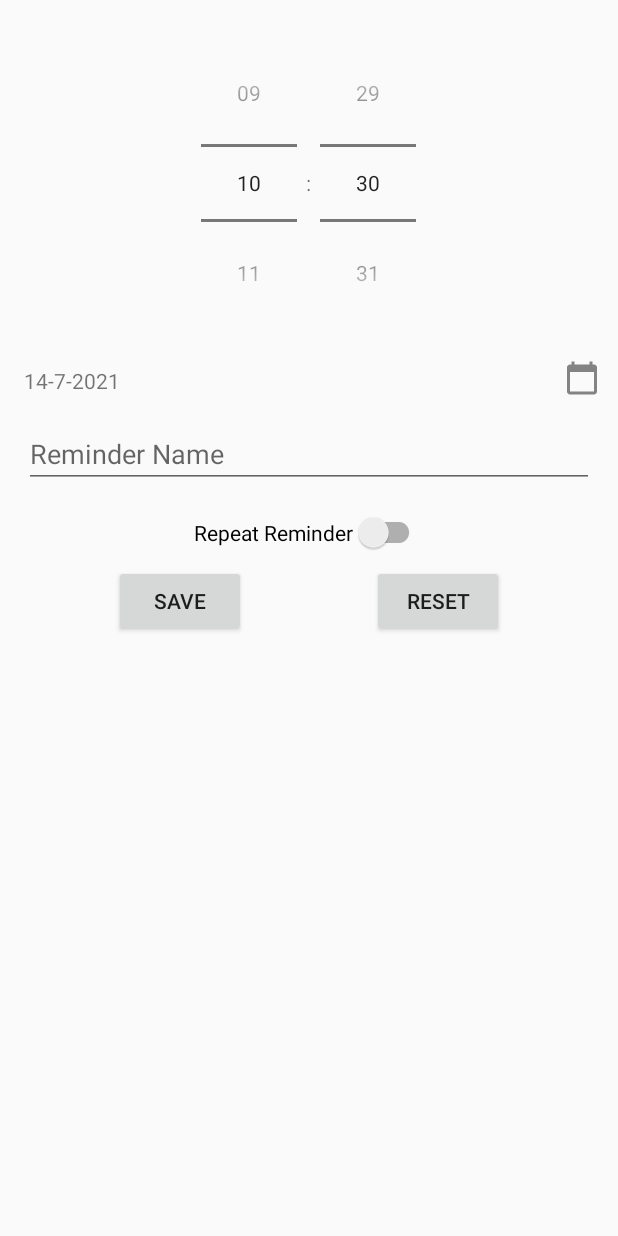
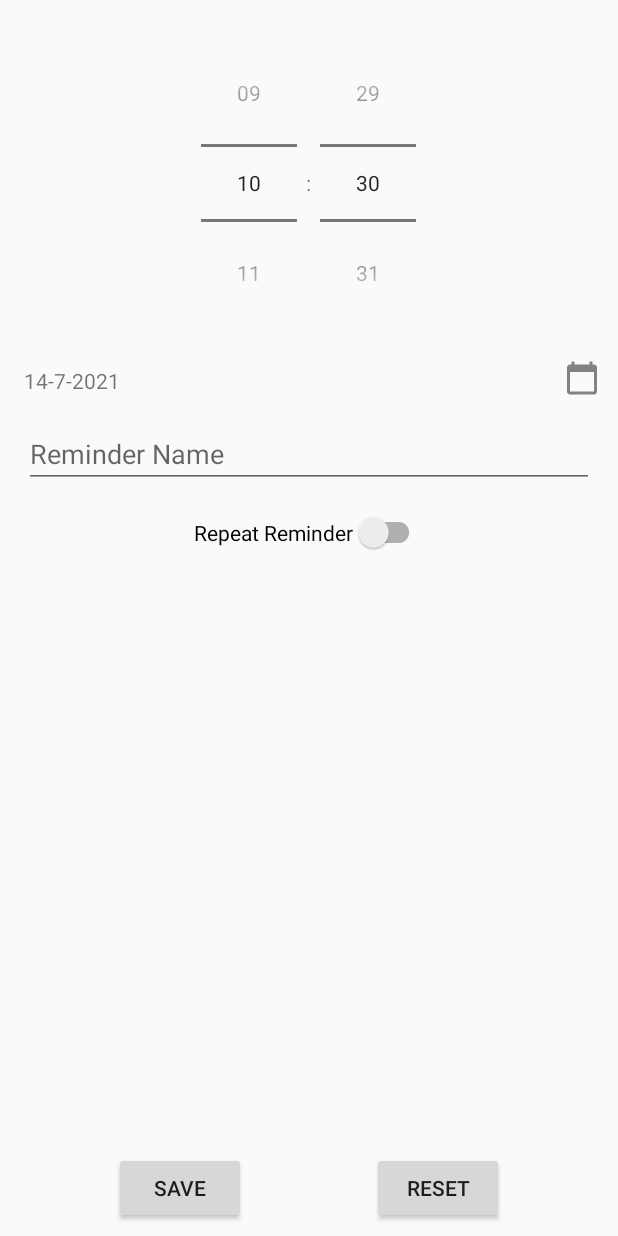
Before and after one commit to anshuldante/my-reminder-app, an Android app: the screen it shows after launch (AddReminderActivity), after a tap on "Add Reminder", on a phone screen of 412 x 824 dp. Run offline under Robolectric (Android 15) with nearby library versions, the phone set to English and light mode, and no system bars; our stand-ins replace Dagger/Hilt's generated code, Room's generated code, RxJava.

Commit message:
icon name and minor fixes

```diff
--- a/app/src/main/java/com/ava/myreminderapp/AddReminderActivity.java
+++ b/app/src/main/java/com/ava/myreminderapp/AddReminderActivity.java
@@ -13,6 +13,7 @@ import android.widget.ImageView;
 import android.widget.Spinner;
 import android.widget.TextView;
 import android.widget.TimePicker;
+import android.widget.Toast;
 
 import androidx.appcompat.app.AppCompatActivity;
 import androidx.appcompat.widget.SwitchCompat;
@@ -25,10 +26,13 @@ import com.ava.myreminderapp.listener.ReminderNameChangedListener;
 import com.ava.myreminderapp.model.ReminderModel;
 
 import java.util.Calendar;
+import java.util.concurrent.ExecutorService;
 
 import javax.inject.Inject;
+import javax.inject.Named;
 
 import dagger.hilt.android.AndroidEntryPoint;
+import io.reactivex.Scheduler;
 
 import static java.util.Calendar.DATE;
 import static java.util.Calendar.HOUR;
@@ -40,8 +44,10 @@ import static java.util.Calendar.YEAR;
 @AndroidEntryPoint
 public class AddReminderActivity extends AppCompatActivity {
 
+
+    // UI Components
     private ConstraintLayout recurrenceDetailsCl;
-    private ReminderModel referenceReminderDetails;
+    private ReminderModel referenceReminderModel;
     private ArrayAdapter<CharSequence> spinnerAdapter;
     private ReminderModel reminderModel;
     private Spinner recurrenceTypeSpinner;
@@ -56,6 +62,14 @@ public class AddReminderActivity extends AppCompatActivity {
     private Button saveButton;
     private Button editButton;
 
+    private final Calendar currentTime = Calendar.getInstance();
+
+    @Inject
+    @Named("reminderDaoExecutor")
+    ExecutorService reminderDaoExecutor;
+    @Inject
+    @Named("reminderDaoScheduler")
+    Scheduler reminderDaoScheduler;
     @Inject
     ReminderDao reminderDao;
 
@@ -64,8 +78,8 @@ public class AddReminderActivity extends AppCompatActivity {
         super.onCreate(savedInstanceState);
         setContentView(R.layout.activity_add_reminder);
 
-        referenceReminderDetails = new ReminderModel();
-        reminderModel = new ReminderModel(referenceReminderDetails);
+        referenceReminderModel = new ReminderModel();
+        reminderModel = new ReminderModel(referenceReminderModel);
 
         initComponentMappings();
         initPrimaryComponents();
@@ -121,22 +135,30 @@ public class AddReminderActivity extends AppCompatActivity {
     private void initStartDateComponents() {
         initStartDateView();
         Calendar startDateTime = reminderModel.getStartDateTime();
-        startDateImageView.setOnClickListener(view -> attachDatePickerDialog(startDateTime, this::initStartDateView));
+        startDateImageView.setOnClickListener(view -> attachDatePickerDialog(startDateTime, this::initStartDateView, true));
     }
 
-    private void attachDatePickerDialog(Calendar dateTime, Runnable runnable) {
+    private void attachDatePickerDialog(Calendar dateTime, Runnable runnable, boolean isStartDate) {
         DatePickerDialog dpd = new DatePickerDialog(this, (view, year, month, dayOfMonth) ->
-                dateSetListener(view, runnable, dateTime), dateTime.get(YEAR), dateTime.get(MONTH), dateTime.get(DATE));
+                dateSetListener(view, runnable, dateTime, isStartDate), dateTime.get(YEAR), dateTime.get(MONTH), dateTime.get(DATE));
         dpd.show();
     }
 
-    private void dateSetListener(DatePicker view, Runnable runnable, Calendar dateTime) {
+    private void dateSetListener(DatePicker view, Runnable runnable, Calendar dateTime, boolean isStartDate) {
         Log.i("View to Date: ", view.getDayOfMonth() + "/" + (view.getMonth() + 1) + "/" + view.getYear());
 
-        dateTime.set(YEAR, view.getYear());
-        dateTime.set(MONTH, view.getMonth());
-        dateTime.set(DATE, view.getDayOfMonth());
-        runnable.run();
+        currentTime.setTimeInMillis(System.currentTimeMillis());
+
+        if (isStartDate && dateTime.before(currentTime)) {
+            Toast.makeText(this, "Can't setup alarms for a time in the past!", Toast.LENGTH_LONG).show();
+        } else if (!isStartDate && dateTime.before(reminderModel.getStartDateTime())) {
+            Toast.makeText(this, "Recurrence date can't be before alarm start date!", Toast.LENGTH_LONG).show();
+        } else {
+            dateTime.set(YEAR, view.getYear());
+            dateTime.set(MONTH, view.getMonth());
+            dateTime.set(DATE, view.getDayOfMonth());
+            runnable.run();
+        }
     }
 
     private void initReminderNameComponents() {
@@ -156,18 +178,26 @@ public class AddReminderActivity extends AppCompatActivity {
     }
 
     private void initSaveButton() {
-        saveButton.setOnClickListener(this::onSaveButtonClickListener);
+        saveButton.setOnClickListener(this::saveButtonClickListener);
     }
 
     private void initResetButton() {
-        editButton.setOnClickListener(this::onResetButtonClickListener);
+        editButton.setOnClickListener(this::resetButtonClickListener);
     }
 
-    private void onSaveButtonClickListener(View v) {
-        Log.i("Saving Reminder: ", reminderModel.toString());
+    private void saveButtonClickListener(View v) {
+        reminderDaoExecutor.submit(() -> {
+            try {
+                reminderDao.add(reminderModel);
+                Log.i("Reminders: ", "Added reminder: " + reminderModel);
+                finish();
+            } catch (Exception e) {
+                Log.e("Reminders: ", "Exception while adding reminder: " + reminderModel, e);
+            }
+        });
     }
 
-    private void onResetButtonClickListener(View v) {
+    private void resetButtonClickListener(View v) {
         Log.i("Resetting Reminder from: ", reminderModel.toString());
         resetToInitialValues();
         Log.i("Reset Reminder to: ", reminderModel.toString());
@@ -188,7 +218,7 @@ public class AddReminderActivity extends AppCompatActivity {
         initEndDateView();
         ImageView endDateImageView = findViewById(R.id.ara_iv_end_calendar);
         endDateImageView.setOnClickListener(
-                view -> attachDatePickerDialog(reminderModel.getEndDateTime(), this::initEndDateView));
+                view -> attachDatePickerDialog(reminderModel.getEndDateTime(), this::initEndDateView, false));
     }
 
     private void initEndTimeComponents() {
@@ -209,8 +239,16 @@ public class AddReminderActivity extends AppCompatActivity {
     private void timeSetListener(TimePicker view, Calendar dateTime, Runnable runnable) {
         Log.i("View to Time: ", dateTime.get(HOUR) + ":" + dateTime.get(MINUTE));
 
-        dateTime.set(HOUR_OF_DAY, view.getHour());
-        dateTime.set(MINUTE, view.getMinute());
+        currentTime.setTimeInMillis(System.currentTimeMillis());
+        int hour = view.getHour();
+        int minute = view.getMinute();
+
+        if (dateTime.before(currentTime)) {
+            dateTime.set(DATE, dateTime.get(DATE) + 1);
+        }
+
+        dateTime.set(HOUR_OF_DAY, hour);
+        dateTime.set(MINUTE, minute);
         runnable.run();
     }
 
@@ -262,7 +300,7 @@ public class AddReminderActivity extends AppCompatActivity {
     }
 
     private void resetToInitialValues() {
-        reminderModel = new ReminderModel(referenceReminderDetails);
+        reminderModel = new ReminderModel(referenceReminderModel);
         initStartTimeView();
         initStartDateView();
         initReminderNameView();
--- a/app/src/main/java/com/ava/myreminderapp/MainActivity.java
+++ b/app/src/main/java/com/ava/myreminderapp/MainActivity.java
@@ -2,6 +2,7 @@ package com.ava.myreminderapp;
 
 import android.content.Intent;
 import android.os.Bundle;
+import android.util.Log;
 import android.view.View;
 import android.widget.TextView;
 
@@ -10,21 +11,36 @@ import androidx.recyclerview.widget.RecyclerView;
 
 import com.ava.myreminderapp.adapter.ReminderItemAdapter;
 import com.ava.myreminderapp.data.ReminderDao;
-import com.ava.myreminderapp.data.SampleReminders;
+import com.ava.myreminderapp.model.ReminderModel;
 import com.google.android.material.floatingactionbutton.FloatingActionButton;
 
+import java.util.ArrayList;
+import java.util.List;
+import java.util.concurrent.ExecutorService;
+
 import javax.inject.Inject;
+import javax.inject.Named;
 
 import dagger.hilt.android.AndroidEntryPoint;
+import io.reactivex.Scheduler;
+import io.reactivex.disposables.CompositeDisposable;
+import io.reactivex.disposables.Disposable;
 
 @AndroidEntryPoint
 public class MainActivity extends AppCompatActivity {
 
+    private final CompositeDisposable compositeDisposable = new CompositeDisposable();
+    private final List<ReminderModel> reminderList = new ArrayList<>();
     private ReminderItemAdapter reminderItemAdapter;
-    private FloatingActionButton addReminderButton;
     private RecyclerView reminderRecyclerView;
     private TextView emptyReminderList;
 
+    @Inject
+    @Named("reminderDaoExecutor")
+    ExecutorService reminderDaoExecutor;
+    @Inject
+    @Named("reminderDaoScheduler")
+    Scheduler reminderDaoScheduler;
     @Inject
     ReminderDao reminderDao;
 
@@ -33,16 +49,53 @@ public class MainActivity extends AppCompatActivity {
         super.onCreate(savedInstanceState);
         setContentView(R.layout.activity_main);
 
-        addReminderButton = findViewById(R.id.am_fab_add_reminder);
-        addReminderButton.setOnClickListener(v -> startActivity(new Intent(this, AddReminderActivity.class)));
+        FloatingActionButton addReminderButton = findViewById(R.id.am_fab_add_reminder);
+        addReminderButton.setOnClickListener(view -> startActivity(new Intent(this, AddReminderActivity.class)));
 
         emptyReminderList = findViewById(R.id.am_tv_no_reminders);
-        emptyReminderList.setVisibility(View.GONE);
 
-        reminderItemAdapter = new ReminderItemAdapter(SampleReminders.getSampleReminderList(), this);
 
+        reminderItemAdapter = new ReminderItemAdapter(reminderList, this, this::deleteReminder);
         reminderRecyclerView = findViewById(R.id.am_rv_reminders);
+        reminderRecyclerView.setAdapter(reminderItemAdapter);
 
-        reminderRecyclerView.setAdapter(reminderItemAdapter);
+        observeGetAllReminders();
+    }
+
+    private void observeGetAllReminders() {
+        Disposable disposable = reminderDao.getAllReminders().subscribeOn(reminderDaoScheduler).subscribe(reminders -> {
+                    Log.i("Reminders: ", "All reminders: " + reminders.toString());
+                    runOnUiThread(() -> {
+                        reminderList.clear();
+                        reminderList.addAll(reminders);
+                        if (reminders.size() == 0) {
+                            reminderRecyclerView.setVisibility(View.GONE);
+                            emptyReminderList.setVisibility(View.VISIBLE);
+                        } else {
+                            reminderRecyclerView.setVisibility(View.VISIBLE);
+                            emptyReminderList.setVisibility(View.GONE);
+                        }
+                        reminderItemAdapter.notifyDataSetChanged();
+                    });
+                }, throwable -> Log.e("Reminders: ", "Exception while fetching all reminders", throwable),
+                () -> Log.i("Reminders: ", "Finished finding reminders"));
+        compositeDisposable.add(disposable);
+    }
+
+    @Override
+    protected void onDestroy() {
+        super.onDestroy();
+        compositeDisposable.dispose();
+    }
+
+    private void deleteReminder(int id) {
+        reminderDaoExecutor.submit(() -> {
+            try {
+//                reminderDao.deleteById(id);
+                Log.i("Reminders: ", "Deleted reminder: " + id);
+            } catch (Exception e) {
+                Log.e("Reminders: ", "Exception while deleting reminder: " + id, e);
+            }
+        });
     }
 }
--- a/app/src/main/java/com/ava/myreminderapp/adapter/ReminderItemAdapter.java
+++ b/app/src/main/java/com/ava/myreminderapp/adapter/ReminderItemAdapter.java
@@ -10,20 +10,22 @@ import androidx.annotation.NonNull;
 import androidx.appcompat.widget.SwitchCompat;
 import androidx.recyclerview.widget.RecyclerView;
 
-
 import com.ava.myreminderapp.R;
 import com.ava.myreminderapp.model.ReminderModel;
 
 import java.util.Calendar;
 import java.util.List;
+import java.util.function.Consumer;
 
 public class ReminderItemAdapter extends RecyclerView.Adapter<ReminderItemAdapter.ReminderItemViewHolder> {
     private final List<ReminderModel> dataset;
     private final Context context;
+    private final Consumer<Integer> deleteReminderConsumer;
 
-    public ReminderItemAdapter(List<ReminderModel> dataset, Context context) {
+    public ReminderItemAdapter(List<ReminderModel> dataset, Context context, Consumer<Integer> deleteReminderConsumer) {
         this.dataset = dataset;
         this.context = context;
+        this.deleteReminderConsumer = deleteReminderConsumer;
     }
 
     @NonNull
@@ -36,6 +38,9 @@ public class ReminderItemAdapter extends RecyclerView.Adapter<ReminderItemAdapte
     @Override
     public void onBindViewHolder(@NonNull ReminderItemViewHolder holder, int position) {
         ReminderModel reminder = dataset.get(position);
+
+        holder.reminder = reminder;
+
         holder.reminderName.setText(reminder.getName());
 
         Calendar startDateTime = reminder.getStartDateTime();
@@ -65,7 +70,7 @@ public class ReminderItemAdapter extends RecyclerView.Adapter<ReminderItemAdapte
         return dataset.size();
     }
 
-    public static class ReminderItemViewHolder extends RecyclerView.ViewHolder {
+    public class ReminderItemViewHolder extends RecyclerView.ViewHolder {
 
         private final TextView reminderName;
         private final TextView reminderTime;
@@ -75,15 +80,24 @@ public class ReminderItemAdapter extends RecyclerView.Adapter<ReminderItemAdapte
         private final TextView nextOccurrenceDelay;
         private final TextView endDateTime;
 
+        private ReminderModel reminder;
+
         public ReminderItemViewHolder(View itemView) {
             super(itemView);
             reminderName = itemView.findViewById(R.id.rir_tv_reminderName);
             reminderTime = itemView.findViewById(R.id.rir_tv_reminder_time);
             recurrenceDetails = itemView.findViewById(R.id.rir_tv_reminder_recurrence_details);
-            activeSwitch = itemView.findViewById(R.id.rir_sw_active);
             reminderDate = itemView.findViewById(R.id.rir_tv_reminder_date);
             nextOccurrenceDelay = itemView.findViewById(R.id.rir_tv_next_occurrence_delay);
             endDateTime = itemView.findViewById(R.id.rir_tv_end_date_time);
+
+            activeSwitch = itemView.findViewById(R.id.rir_sw_active);
+
+            activeSwitch.setOnCheckedChangeListener((view, checked) -> {
+                if (checked) {
+                    deleteReminderConsumer.accept(reminder.getId());
+                }
+            });
         }
     }
 }
--- a/app/src/main/java/com/ava/myreminderapp/data/ReminderDao.java
+++ b/app/src/main/java/com/ava/myreminderapp/data/ReminderDao.java
@@ -15,14 +15,17 @@ import io.reactivex.Observable;
 public interface ReminderDao {
 
     @Insert
-    void insert(ReminderModel user);
+    void add(ReminderModel user);
 
     @Delete
     void delete(ReminderModel user);
+
+    @Query("Delete from reminders where id = :id")
+    void deleteById(int id);
 
     @Query("SELECT * FROM reminders WHERE id = :userId")
     ReminderModel getReminderById(int userId);
 
     @Query("SELECT * FROM reminders")
-    Observable<List<ReminderModel>> getAllReminder();
+    Observable<List<ReminderModel>> getAllReminders();
 }
--- a/app/src/main/java/com/ava/myreminderapp/module/DbModule.java
+++ b/app/src/main/java/com/ava/myreminderapp/module/DbModule.java
@@ -11,10 +11,10 @@ import java.util.concurrent.ExecutorService;
 import java.util.concurrent.Executors;
 
 import javax.inject.Named;
+import javax.inject.Singleton;
 
 import dagger.Module;
 import dagger.Provides;
-import dagger.Reusable;
 import dagger.hilt.InstallIn;
 import dagger.hilt.android.qualifiers.ApplicationContext;
 import dagger.hilt.components.SingletonComponent;
@@ -26,23 +26,27 @@ import io.reactivex.schedulers.Schedulers;
 public class DbModule {
 
     @Provides
+    @Singleton
     @Named("reminderDaoExecutor")
     public ExecutorService getReminderDaoExecutorService() {
         return Executors.newFixedThreadPool(5);
     }
 
     @Provides
+    @Singleton
     @Named("reminderDaoScheduler")
     public Scheduler getReminderDaoScheduler(@Named("reminderDaoExecutor") ExecutorService executorService) {
         return Schedulers.from(executorService);
     }
 
     @Provides
+    @Singleton
     public RemindersDb getRemindersDb(@ApplicationContext Context context) {
         return Room.databaseBuilder(context, RemindersDb.class, "Reminders-DB").build();
     }
 
     @Provides
+    @Singleton
     public ReminderDao getReminderDao(RemindersDb remindersDb) {
         return remindersDb.reminderDao();
     }
--- /dev/null
+++ b/app/src/main/java/com/ava/myreminderapp/utility/Validators.java
@@ -0,0 +1,5 @@
+package com.ava.myreminderapp.utility;
+
+public class Validators {
+
+}
--- a/app/src/main/res/layout/activity_add_reminder.xml
+++ b/app/src/main/res/layout/activity_add_reminder.xml
@@ -2,7 +2,7 @@
     xmlns:app="http://schemas.android.com/apk/res-auto"
     xmlns:tools="http://schemas.android.com/tools"
     android:layout_width="match_parent"
-    android:layout_height="wrap_content"
+    android:layout_height="match_parent"
     tools:context=".AddReminderActivity">
 
     <TimePicker
@@ -29,7 +29,7 @@
         android:layout_height="wrap_content"
         android:layout_margin="12dp"
         android:contentDescription="@string/ara_select_date_description"
-        android:src="@drawable/calendar_icon"
+        android:src="@drawable/ic_calendar"
         app:layout_constraintEnd_toEndOf="parent"
         app:layout_constraintTop_toBottomOf="@id/ara_time_picker_primary" />
 
@@ -122,7 +122,7 @@
             android:layout_height="wrap_content"
             android:layout_margin="4dp"
             android:contentDescription="@string/ara_select_date_description"
-            android:src="@drawable/calendar_icon"
+            android:src="@drawable/ic_calendar"
             app:layout_constraintStart_toEndOf="@+id/ara_tv_end_date"
             app:layout_constraintTop_toBottomOf="@+id/ara_hz_divider" />
 
@@ -141,7 +141,7 @@
             android:layout_height="wrap_content"
             android:layout_margin="4dp"
             android:contentDescription="@string/ara_select_date_description"
-            android:src="@drawable/clock_icon"
+            android:src="@drawable/ic_clock"
             app:layout_constraintEnd_toEndOf="parent"
             app:layout_constraintTop_toBottomOf="@+id/ara_hz_divider" />
 
@@ -155,8 +155,7 @@
         android:text="@string/ara_button_save"
         app:layout_constraintBottom_toBottomOf="parent"
         app:layout_constraintEnd_toStartOf="@+id/ara_button_reset"
-        app:layout_constraintStart_toStartOf="parent"
-        app:layout_constraintTop_toBottomOf="@+id/ara_cl_recurrence_delay" />
+        app:layout_constraintStart_toStartOf="parent" />
 
     <Button
         android:id="@+id/ara_button_reset"
@@ -166,7 +165,6 @@
         android:text="@string/ara_button_reset"
         app:layout_constraintBottom_toBottomOf="parent"
         app:layout_constraintEnd_toEndOf="parent"
-        app:layout_constraintStart_toEndOf="@+id/ara_button_save"
-        app:layout_constraintTop_toBottomOf="@+id/ara_cl_recurrence_delay" />
+        app:layout_constraintStart_toEndOf="@+id/ara_button_save" />
 
 </androidx.constraintlayout.widget.ConstraintLayout>
--- a/app/src/main/res/layout/activity_main.xml
+++ b/app/src/main/res/layout/activity_main.xml
@@ -11,7 +11,6 @@
         android:layout_width="match_parent"
         android:layout_height="wrap_content"
         app:layout_constraintEnd_toEndOf="parent"
-        app:layout_constraintStart_toStartOf="parent"
         app:layout_constraintTop_toTopOf="parent">
 
         <androidx.appcompat.widget.Toolbar
@@ -63,6 +62,7 @@
             android:layout_height="wrap_content"
             android:layout_margin="4dp"
             android:scrollbars="vertical"
+            android:visibility="gone"
             app:layoutManager="androidx.recyclerview.widget.LinearLayoutManager"
             app:layout_constraintBottom_toBottomOf="parent"
             app:layout_constraintTop_toTopOf="parent" />
--- a/app/src/main/res/values/strings.xml
+++ b/app/src/main/res/values/strings.xml
@@ -39,6 +39,7 @@
     <string name="rir_default_reminder_date">Fri, 2 July</string>
     <string name="rir_default_occurrence_delay">Triggers in 4 months and 12 days</string>
     <string name="rir_default_end_date_time">12:30, 01–07–2021</string>
+    <string name="rir_default_delete_reminder">Delete Reminder</string>
 
 
     <!--  Strings for Reminder List Recycler Adapter  -->
```
Also changed, not shown: app/src/main/res/layout/rv_item_reminder.xml (+12 -1 lines), app/src/main/res/drawable-anydpi/ic_calendar.xml (renamed from app/src/main/res/drawable-anydpi/calendar_icon.xml), app/src/main/res/drawable-anydpi/ic_clock.xml (renamed from app/src/main/res/drawable-anydpi/clock_icon.xml), app/src/main/res/drawable-hdpi/ic_calendar.png (renamed from app/src/main/res/drawable-hdpi/calendar_icon.png), app/src/main/res/drawable-hdpi/ic_clock.png (renamed from app/src/main/res/drawable-hdpi/clock_icon.png), app/src/main/res/drawable-mdpi/ic_calendar.png (renamed from app/src/main/res/drawable-mdpi/calendar_icon.png), app/src/main/res/drawable-mdpi/ic_clock.png (renamed from app/src/main/res/drawable-mdpi/clock_icon.png), app/src/main/res/drawable-xhdpi/ic_calendar.png (renamed from app/src/main/res/drawable-xhdpi/calendar_icon.png), app/src/main/res/drawable-xhdpi/ic_clock.png (renamed from app/src/main/res/drawable-xhdpi/clock_icon.png), app/src/main/res/drawable-xxhdpi/ic_calendar.png (renamed from app/src/main/res/drawable-xxhdpi/calendar_icon.png), app/src/main/res/drawable-xxhdpi/ic_clock.png (renamed from app/src/main/res/drawable-xxhdpi/clock_icon.png).
